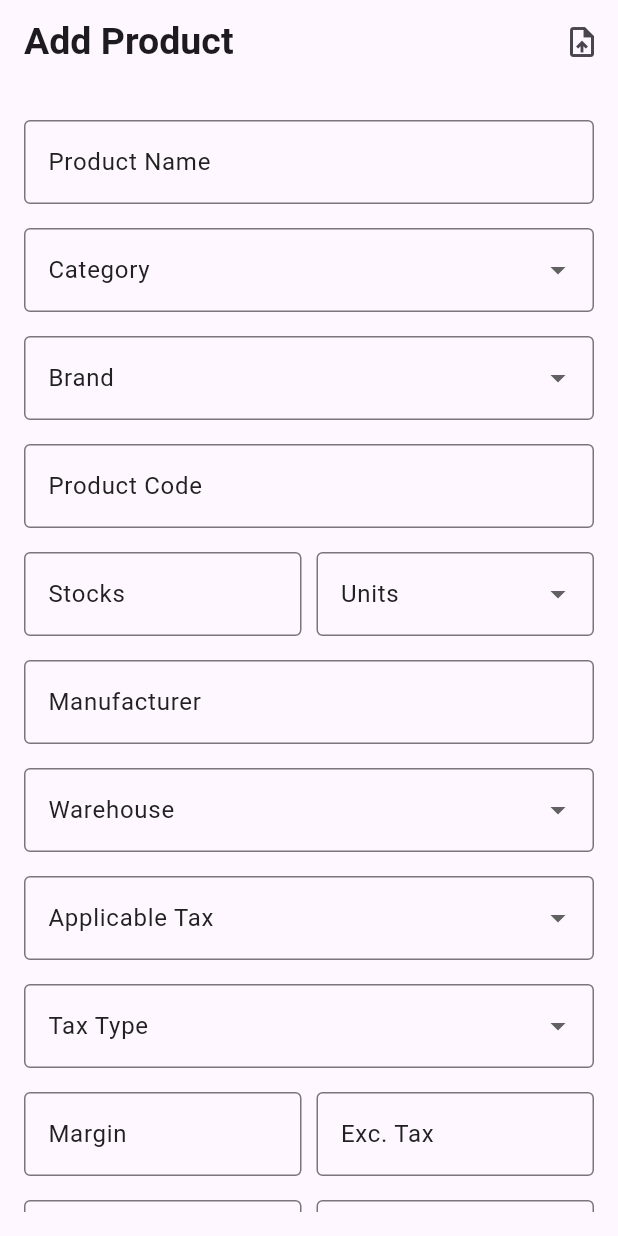
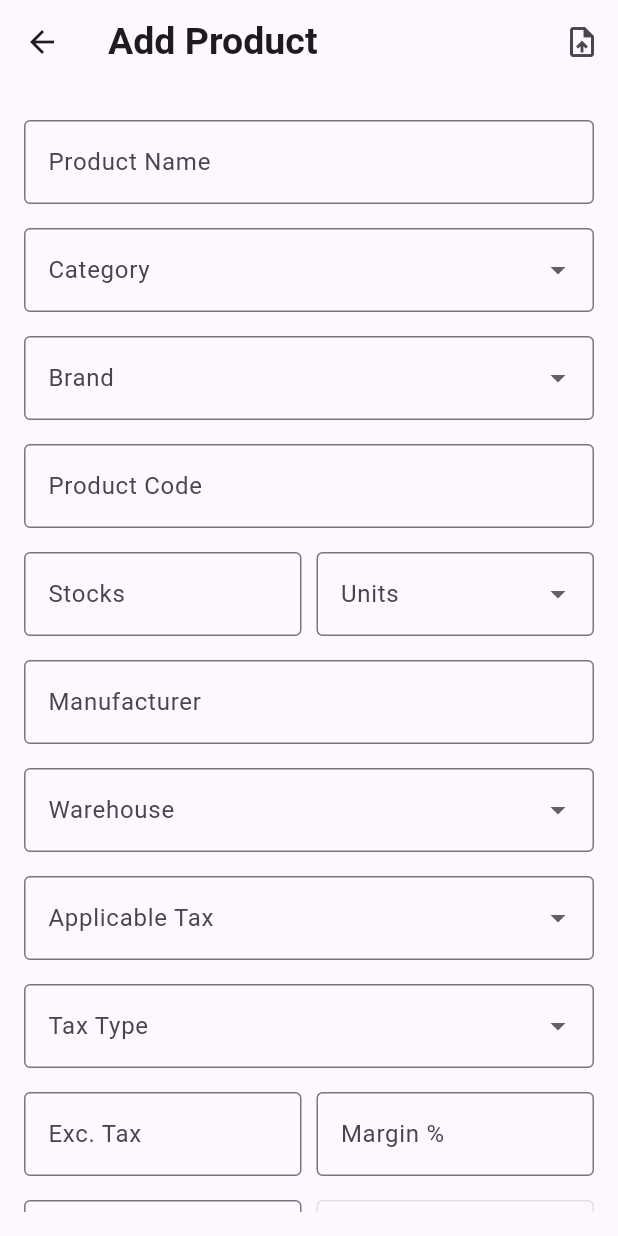
Before and after one commit to Shikharsingh783/company-assignment, a Flutter app: the AddProductScreen screen opened directly, on a phone screen of 412 x 824 dp. Run offline on Flutter 3.47's test engine with Material 3 defaults, Android fonts, the phone set to English and light mode, and no system bars; our stand-ins replace cloud_firestore, firebase_core; accounts and stored records are empty.

Commit message:
product page

```diff
--- a/lib/main.dart
+++ b/lib/main.dart
@@ -1,5 +1,5 @@
 import 'package:assignment/firebase_options.dart';
-import 'package:assignment/screens/add_product_screen.dart';
+import 'package:assignment/screens/product_screen.dart';
 import 'package:firebase_core/firebase_core.dart';
 import 'package:flutter/material.dart';
 
@@ -16,7 +16,7 @@ class MyApp extends StatelessWidget {
   Widget build(BuildContext context) {
     return MaterialApp(
       debugShowCheckedModeBanner: false,
-      home: AddProductScreen(),
+      home: ProductScreen(),
     );
   }
 }
--- a/lib/screens/add_product_screen.dart
+++ b/lib/screens/add_product_screen.dart
@@ -1,17 +1,17 @@
+import 'package:flutter/material.dart';
 import 'package:assignment/services/db_service.dart';
-import 'package:flutter/material.dart';
 
 class AddProductScreen extends StatefulWidget {
   @override
-  // ignore: library_private_types_in_public_api
   _AddProductScreenState createState() => _AddProductScreenState();
 }
 
 class _AddProductScreenState extends State<AddProductScreen> {
-  // Services
-  ProductService productService = ProductService();
+  final ProductService productService = ProductService();
 
-  // Controllers for TextFormFields
+  final GlobalKey<FormState> _formKey = GlobalKey<FormState>();
+
+  // Controllers
   final _nameController = TextEditingController();
   final _productCodeController = TextEditingController();
   final _stocksController = TextEditingController();
@@ -45,23 +45,19 @@ class _AddProductScreenState extends State<AddProductScreen> {
   @override
   void initState() {
     super.initState();
-    // Add listeners to calculate MRP
     _purchasePriceController.addListener(_calculateMRP);
     _marginController.addListener(_calculateMRP);
   }
 
-  // Method to calculate MRP based on purchase price and margin
   void _calculateMRP() {
     final purchasePrice = double.tryParse(_purchasePriceController.text) ?? 0.0;
     final margin = double.tryParse(_marginController.text) ?? 0.0;
-
     final mrp = (purchasePrice * (margin / 100)) + purchasePrice;
-    _mrpController.text = mrp.toStringAsFixed(2); // Format to 2 decimal places
+    _mrpController.text = mrp.toStringAsFixed(2);
   }
 
   @override
   void dispose() {
-    // Dispose controllers and listeners
     _nameController.dispose();
     _productCodeController.dispose();
     _stocksController.dispose();
@@ -75,30 +71,18 @@ class _AddProductScreenState extends State<AddProductScreen> {
   }
 
   void _saveProduct() {
-    // Gather all product details from controllers
+    if (_formKey.currentState!.validate()) {
       final name = _nameController.text;
       final productCode = _productCodeController.text;
       final margin = double.tryParse(_marginController.text) ?? 0.0;
-    final purchasePrice = double.tryParse(_purchasePriceController.text) ?? 0.0;
-    final stocks = double.tryParse(_stocksController.text) ?? 0;
+      final purchasePrice =
+          double.tryParse(_purchasePriceController.text) ?? 0.0;
+      final stocks = double.tryParse(_stocksController.text) ?? 0.0;
       final manufacturer = _manufacturerController.text;
       final excTax = double.tryParse(_excTaxController.text) ?? 0.0;
       final mrp = double.tryParse(_mrpController.text) ?? 0.0;
       final description = _descriptionController.text;
 
-    // Ensure that all required fields are filled
-    if (name.isEmpty ||
-        productCode.isEmpty ||
-        margin <= 0 ||
-        purchasePrice <= 0) {
-      // Show error message (can also use a Snackbar)
-      ScaffoldMessenger.of(context).showSnackBar(
-        const SnackBar(content: Text("Please fill all required fields")),
-      );
-      return;
-    }
-
-    // Call the save product method from the service
       productService
           .saveProduct(
               name: name,
@@ -110,21 +94,19 @@ class _AddProductScreenState extends State<AddProductScreen> {
               purchasePrice: purchasePrice,
               mrp: mrp,
               description: description,
-            category: selectedCategory!,
+              category: selectedCategory,
               brand: selectedBrand!,
               unit: selectedUnit ?? '',
               warehouse: selectedWarehouse ?? '',
               tax: selectedTax ?? '',
               taxType: selectedTaxType ?? '')
-        .then((result) {
-      // Handle success (e.g., navigate back, show confirmation)
-      Navigator.pop(context); // Go back to previous screen
-    }).catchError((error) {
-      // Handle error (e.g., show error message)
+          .then((_) => Navigator.pop(context))
+          .catchError((error) {
         ScaffoldMessenger.of(context).showSnackBar(
           SnackBar(content: Text("Error saving product: $error")),
         );
       });
+    }
   }
 
   @override
@@ -146,20 +128,25 @@ class _AddProductScreenState extends State<AddProductScreen> {
       ),
       body: Padding(
         padding: const EdgeInsets.all(16.0),
+        child: Form(
+          key: _formKey,
           child: SingleChildScrollView(
             child: Column(
               crossAxisAlignment: CrossAxisAlignment.start,
               children: [
                 buildTextField(
-                  "Product Name", _nameController, "Enter Product Name"),
-              buildDropdown("Category", selectedCategory, categories, (value) {
+                    "Product Name", _nameController, "Enter Product Name",
+                    required: true),
+                buildDropdown("Category", selectedCategory, categories,
+                    (value) {
                   setState(() => selectedCategory = value);
                 }),
                 buildDropdown("Brand", selectedBrand, brands, (value) {
                   setState(() => selectedBrand = value);
                 }),
                 buildTextField("Product Code", _productCodeController,
-                  "Enter Product Code or Scan"),
+                    "Enter Product Code",
+                    required: true),
                 Row(
                   children: [
                     Expanded(
@@ -168,7 +155,8 @@ class _AddProductScreenState extends State<AddProductScreen> {
                     ),
                     const SizedBox(width: 10),
                     Expanded(
-                    child: buildDropdown("Units", selectedUnit, units, (value) {
+                      child:
+                          buildDropdown("Units", selectedUnit, units, (value) {
                         setState(() => selectedUnit = value);
                       }),
                     ),
@@ -186,32 +174,47 @@ class _AddProductScreenState extends State<AddProductScreen> {
                 buildDropdown("Tax Type", selectedTaxType, taxTypes, (value) {
                   setState(() => selectedTaxType = value);
                 }),
-              buildRowFields(),
+                Row(
+                  children: [
+                    Expanded(
+                      child: buildTextField(
+                        "Exc. Tax",
+                        _excTaxController,
+                        "Exc. Tax",
+                      ),
+                    ),
+                    const SizedBox(width: 10),
+                    Expanded(
+                      child: buildTextField(
+                          "Margin %", _marginController, "Margin %",
+                          required: true),
+                    ),
+                  ],
+                ),
                 Row(
                   children: [
                     Expanded(
                       child: buildTextField("Purchase Price",
-                        _purchasePriceController, "Enter Purchase Price"),
+                          _purchasePriceController, "Enter Purchase Price",
+                          required: true),
                     ),
                     const SizedBox(width: 10),
                     Expanded(
                       child: buildTextField(
                           "MRP", _mrpController, "Auto-calculated MRP",
-                        enabled: true),
+                          required: true, enabled: false),
                     ),
                   ],
                 ),
-              const SizedBox(
-                height: 10,
-              ),
+                const SizedBox(height: 10),
                 buildTextField(
-                  'Description', _descriptionController, 'Description',
-                  maxlines: 3),
+                    "Description", _descriptionController, "Description",
+                    maxLines: 3),
                 const SizedBox(height: 20),
                 Padding(
                   padding: const EdgeInsets.only(bottom: 50),
                   child: GestureDetector(
-                  onTap: _saveProduct, // Call the save method
+                    onTap: _saveProduct,
                     child: Container(
                       height: 45,
                       width: double.infinity,
@@ -236,31 +239,39 @@ class _AddProductScreenState extends State<AddProductScreen> {
             ),
           ),
         ),
+      ),
     );
   }
 
   Widget buildTextField(
       String label, TextEditingController controller, String hint,
-      {bool enabled = true, int maxlines = 1}) {
+      {bool enabled = true, int maxLines = 1, bool required = false}) {
     return Padding(
       padding: const EdgeInsets.symmetric(vertical: 8.0),
       child: TextFormField(
         controller: controller,
         enabled: enabled,
-        maxLines: maxlines,
+        maxLines: maxLines,
         decoration: InputDecoration(
           labelText: label,
-          labelStyle: TextStyle(color: Colors.grey.shade900),
           hintText: hint,
-          hintStyle: const TextStyle(color: Colors.grey),
           border: const OutlineInputBorder(),
-          focusedBorder: const OutlineInputBorder(
-              borderSide: BorderSide(
-            color: Colors.black,
-            width: 2,
-          )),
+          focusedBorder: OutlineInputBorder(
+            borderSide: BorderSide(color: Colors.black, width: 2),
+          ),
+          errorBorder: const OutlineInputBorder(
+            borderSide: BorderSide(color: Colors.red, width: 2),
+          ),
         ),
         keyboardType: enabled ? TextInputType.number : null,
+        validator: required
+            ? (value) {
+                if (value == null || value.isEmpty) {
+                  return "This field is required";
+                }
+                return null;
+              }
+            : null,
       ),
     );
   }
@@ -273,16 +284,10 @@ class _AddProductScreenState extends State<AddProductScreen> {
         value: selectedValue,
         decoration: InputDecoration(
           labelText: label,
-          labelStyle: TextStyle(color: Colors.grey.shade900),
-          focusedBorder: const OutlineInputBorder(
-              borderSide: BorderSide(
-            color: Colors.black,
-            width: 2,
-          )),
-          border: const OutlineInputBorder(
-              borderSide: BorderSide(
-            color: Colors.grey,
-          )),
+          border: const OutlineInputBorder(),
+          errorBorder: const OutlineInputBorder(
+            borderSide: BorderSide(color: Colors.red, width: 2),
+          ),
         ),
         onChanged: onChanged,
         items: items
@@ -294,20 +299,4 @@ class _AddProductScreenState extends State<AddProductScreen> {
       ),
     );
   }
-
-  Widget buildRowFields() {
-    return Row(
-      children: [
-        Expanded(
-          child:
-              buildTextField("Margin", _marginController, "Enter Margin (%)"),
-        ),
-        const SizedBox(width: 10),
-        Expanded(
-          child: buildTextField(
-              "Exc. Tax", _excTaxController, "Enter Exc. Tax Amount"),
-        ),
-      ],
-    );
 }
-}
```
Also changed, not shown: lib/screens/product_screen.dart (+108 -2 lines). Lines whose indentation alone changed are shown as unchanged.
